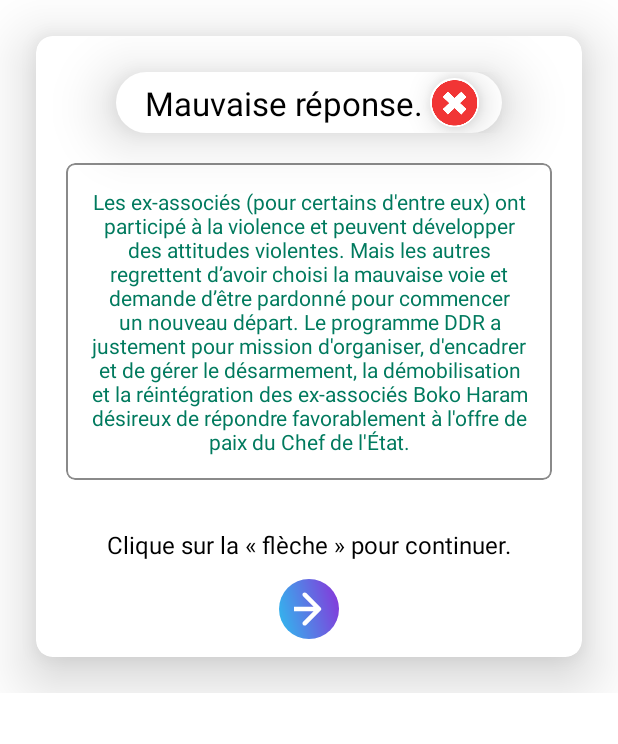
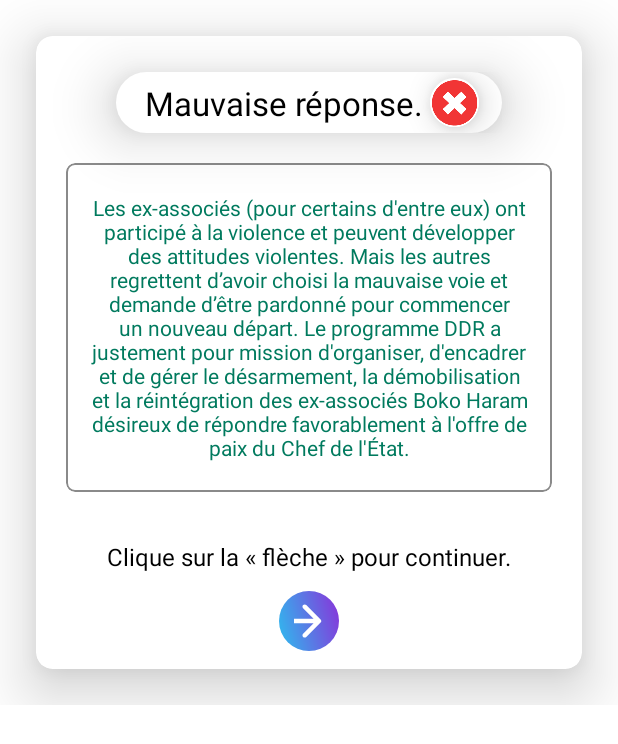
Before and after one commit to Ahmad-Hamwi/quiz-app, an Android app: the layout dialog_wrong_answer.xml on its own in the app's theme, with its tools: preview values and no code run, on a phone screen of 412 x 824 dp. Shown: the top 744 px of the screen. Run offline under Robolectric (Android 15) with nearby library versions, the phone set to English and light mode, and no system bars; network calls fail.

Commit message:
Added scrollbars to wrong answers dialog

```diff
--- a/app/src/main/res/layout/dialog_wrong_answer.xml
+++ b/app/src/main/res/layout/dialog_wrong_answer.xml
@@ -78,7 +78,6 @@
                     android:layout_height="wrap_content"
                     android:layout_margin="20dp"
                     android:background="@drawable/background_rounded_corners_solid"
-                    android:minHeight="187dp"
                     android:src="@drawable/ic_badge"
                     app:cardCornerRadius="6dp"
                     app:cardElevation="0dp"
@@ -94,8 +93,12 @@
                         android:layout_height="wrap_content"
                         android:layout_gravity="center"
                         android:gravity="center"
+                        android:maxHeight="187dp"
+                        android:minHeight="187dp"
+                        android:scrollbars="vertical"
                         android:text="@{post.wrongAnswerText}"
                         android:textColor="@color/colorTrue"
+                        app:scrollable="@{true}"
                         tools:text="Les ex-associés (pour certains d'entre eux) ont participé à la violence et peuvent développer des attitudes violentes. Mais les autres regrettent d’avoir choisi la mauvaise voie et demande d’être pardonné pour commencer un nouveau départ. Le programme DDR a justement pour mission d'organiser, d'encadrer et de gérer le désarmement, la démobilisation et la réintégration des ex-associés Boko Haram désireux de répondre favorablement à l'offre de paix du Chef de l'État." />
                 </com.google.android.material.card.MaterialCardView>
 
```
Also changed, not shown: app/src/main/java/com/prebunking/game/presentation/util/BindingAdapters.kt (+7 -0 lines).
